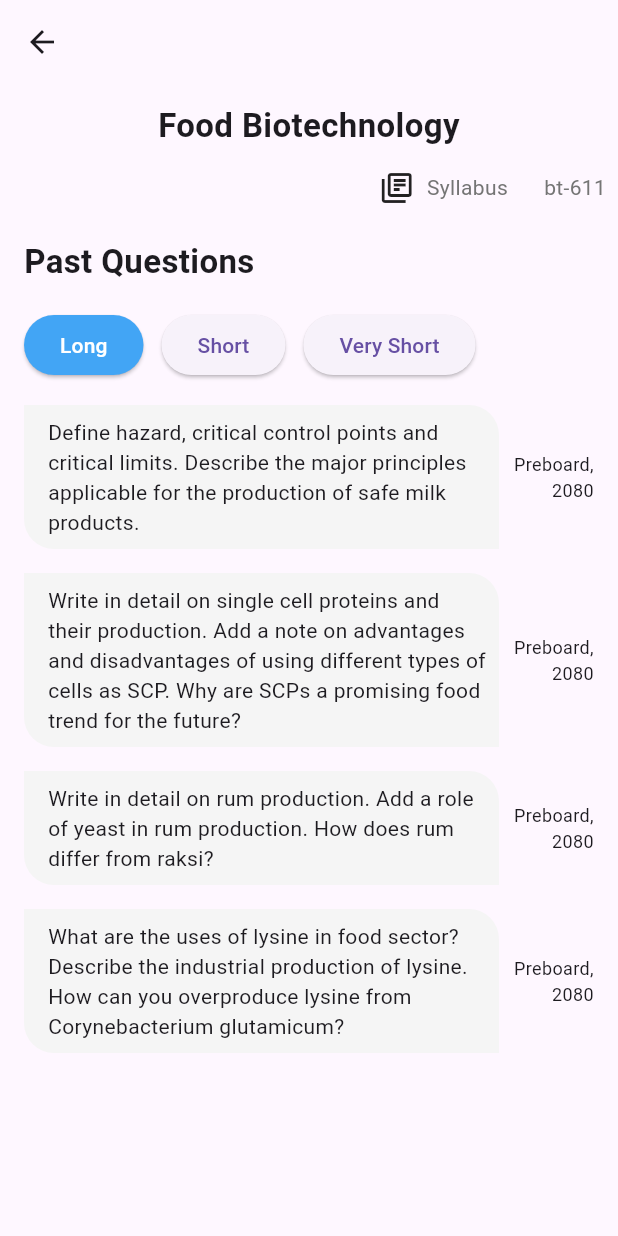
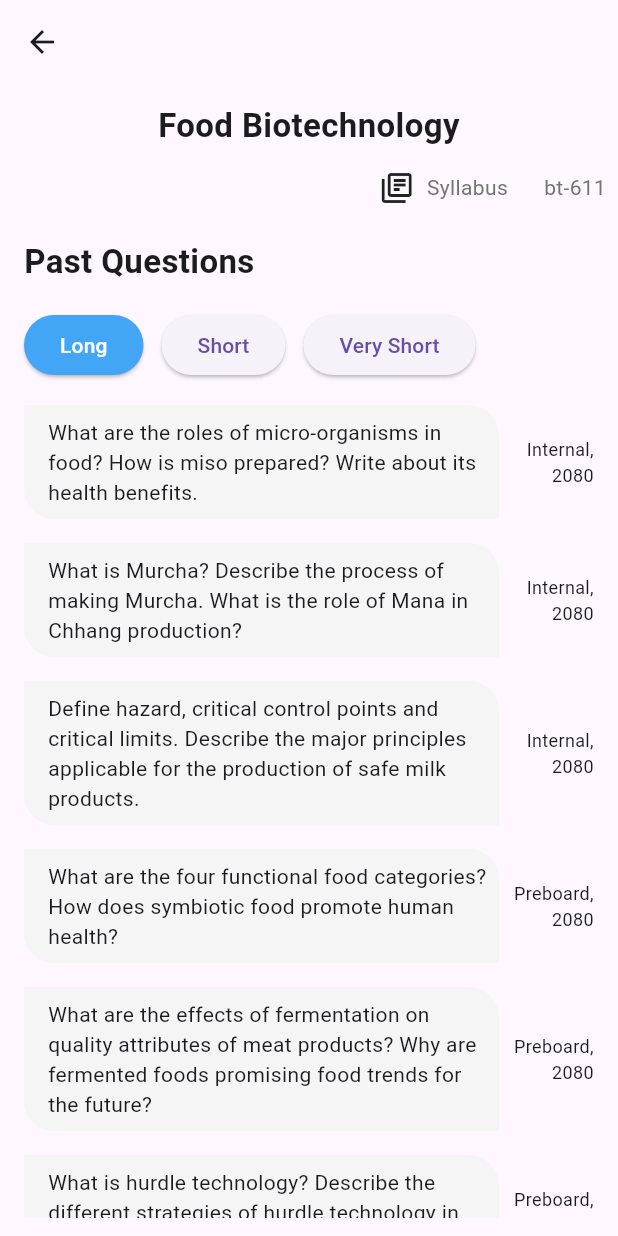
Before and after one commit to rizanB/past_qns, a Flutter app: the screen it shows after launch, after a tap on "Food Biotechnology", on a phone screen of 412 x 824 dp. Run offline on Flutter 3.47's test engine with Material 3 defaults, Android fonts, the phone set to English and light mode, and no system bars.

Commit message:
positioned appeared_date of qn to the right/ aligned

```diff
--- a/lib/data/courses.dart
+++ b/lib/data/courses.dart
@@ -593,7 +593,49 @@ const courses = [
         "id": 1,
         "type": "long",
         "question":
+            "What are the roles of micro-organisms in food? How is miso prepared? Write about its health benefits.",
+        "appeared_in": ["Internal, 2080"]
+      },
+            {
+        "id": 1,
+        "type": "long",
+        "question":
+            "What is Murcha? Describe the process of making Murcha. What is the role of Mana in Chhang production?",
+        "appeared_in": ["Internal, 2080"]
+      },
+      {
+        "id": 1,
+        "type": "long",
+        "question":
             "Define hazard, critical control points and critical limits. Describe the major principles applicable for the production of safe milk products.",
+        "appeared_in": ["Internal, 2080"]
+      },
+      {
+        "id": 2,
+        "type": "long",
+        "question":
+            "What are the four functional food categories? How does symbiotic food promote human health?",
+        "appeared_in": ["Preboard, 2080"]
+      },
+      {
+        "id": 2,
+        "type": "long",
+        "question":
+            "What are the effects of fermentation on quality attributes of meat products? Why are fermented foods promising food trends for the future?",
+        "appeared_in": ["Preboard, 2080"]
+      },
+      {
+        "id": 2,
+        "type": "long",
+        "question":
+            "What is hurdle technology? Describe the different strategies of hurdle technology in food preservation.",
+        "appeared_in": ["Preboard, 2080"]
+      },
+      {
+        "id": 2,
+        "type": "long",
+        "question":
+            "What is Vitamin B2? Write in detail on industrial production of Vitamin B2. Write in brief on the metabolic enhancement protocol adopted for enhancement of vitamin B2 production.",
         "appeared_in": ["Preboard, 2080"]
       },
       {
@@ -617,6 +659,35 @@ const courses = [
             "What are the uses of lysine in food sector? Describe the industrial production of lysine. How can you overproduce lysine from Corynebacterium glutamicum?",
         "appeared_in": ["Preboard, 2080"]
       },
+      {
+        "id": 1,
+        "type": "short",
+        "question":
+            "Make a flow chart for the preparation of tama.",
+        "appeared_in": ["Internal, 2080"]
+      },
+      {
+        "id": 1,
+        "type": "short",
+        "question":
+            "How do you enhance the production of citric acid? Write its metabolic pathway.",
+        "appeared_in": ["Internal, 2080"]
+      },
+      {
+        "id": 1,
+        "type": "short",
+        "question":
+            "How is glutamic acid purified?",
+        "appeared_in": ["Internal, 2080"]
+      },
+
+      {
+        "id": 1,
+        "type": "very-short",
+        "question": "What biochemical changes occur during Jaand making?",
+        "appeared_in": ["Preboard, 2080"]
+      },
+
       {
         "id": 1,
         "type": "short",
@@ -665,10 +736,36 @@ const courses = [
       },
       {
         "id": 1,
+        "type": "short",
+        "question":
+            "Write in brief on importance of starter culture.",
+        "appeared_in": ["Preboard, 2080"]
+      },
+      {
+        "id": 1,
+        "type": "very-short",
+        "question": "What are the two methods through which foods are fermented?",
+        "appeared_in": ["Internal, 2080"]
+      },
+      {
+        "id": 1,
+        "type": "very-short",
+        "question": "Write any two uses of polylactic acid.",
+        "appeared_in": ["Internal, 2080"]
+      },
+      {
+        "id": 1,
+        "type": "very-short",
+        "question": "Elucidate the importance of hops in beer production.",
+        "appeared_in": ["Preboard, 2080"]
+      },
+      {
+        "id": 1,
         "type": "very-short",
         "question": "What is the potential health benefit of Kefir?",
         "appeared_in": ["Preboard, 2080"]
       },
+
       {
         "id": 1,
         "type": "very-short",
@@ -714,6 +811,36 @@ const courses = [
         "id": 1,
         "type": "very-short",
         "question": "What are the metabolic enhancements done for the production of riboflavin?",
+        "appeared_in": ["Preboard, 2080"]
+      },
+      {
+        "id": 1,
+        "type": "very-short",
+        "question": "How does retinol become accessible in human body?",
+        "appeared_in": ["Preboard, 2080"]
+      },
+      {
+        "id": 1,
+        "type": "very-short",
+        "question": "What is CTC tea?",
+        "appeared_in": ["Preboard, 2080"]
+      },
+      {
+        "id": 1,
+        "type": "very-short",
+        "question": "Make a flow chart for the preparation of tempeh.",
+        "appeared_in": ["Preboard, 2080"]
+      },
+      {
+        "id": 1,
+        "type": "very-short",
+        "question": "What is the role of Saccharomyces cerevisae in production of Vodka?",
+        "appeared_in": ["Preboard, 2080"]
+      },
+      {
+        "id": 1,
+        "type": "very-short",
+        "question": "Point out the process of Manapu preparation.",
         "appeared_in": ["Preboard, 2080"]
       },
     ]
--- a/lib/widgets/question_card.dart
+++ b/lib/widgets/question_card.dart
@@ -15,6 +15,7 @@ class QuestionCard extends StatelessWidget {
     return Padding(
       padding: const EdgeInsets.all(8.0),
       child: Row(
+        mainAxisAlignment: MainAxisAlignment.spaceBetween,
         children: [
           Flexible(
             flex: 5,
```
